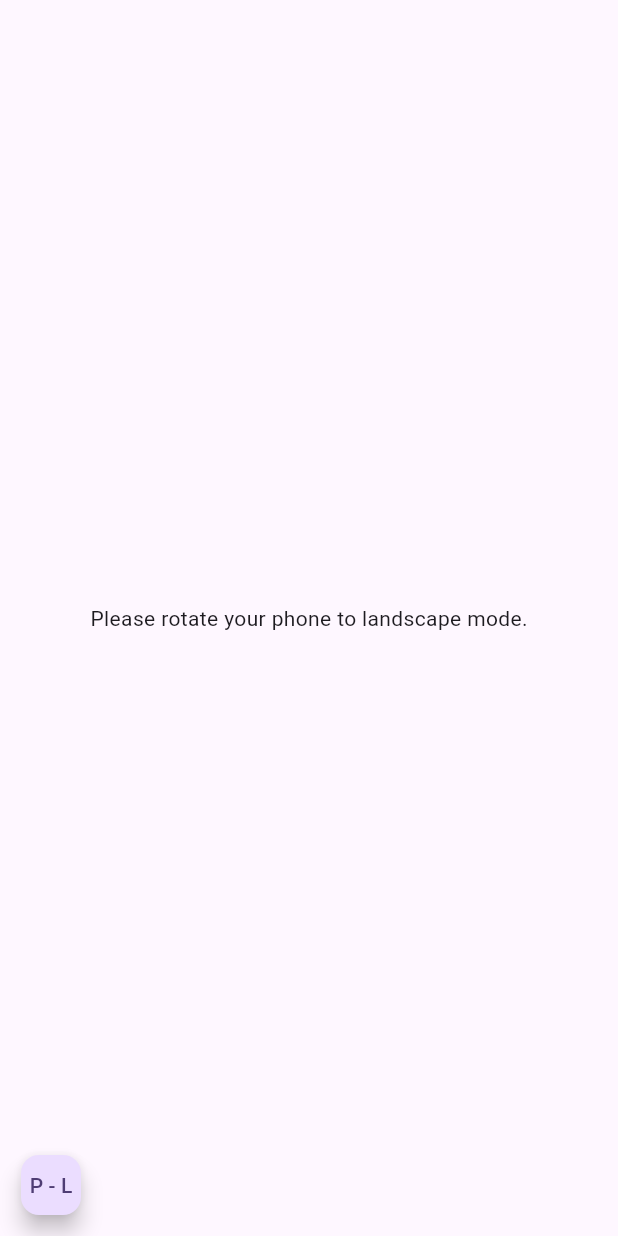
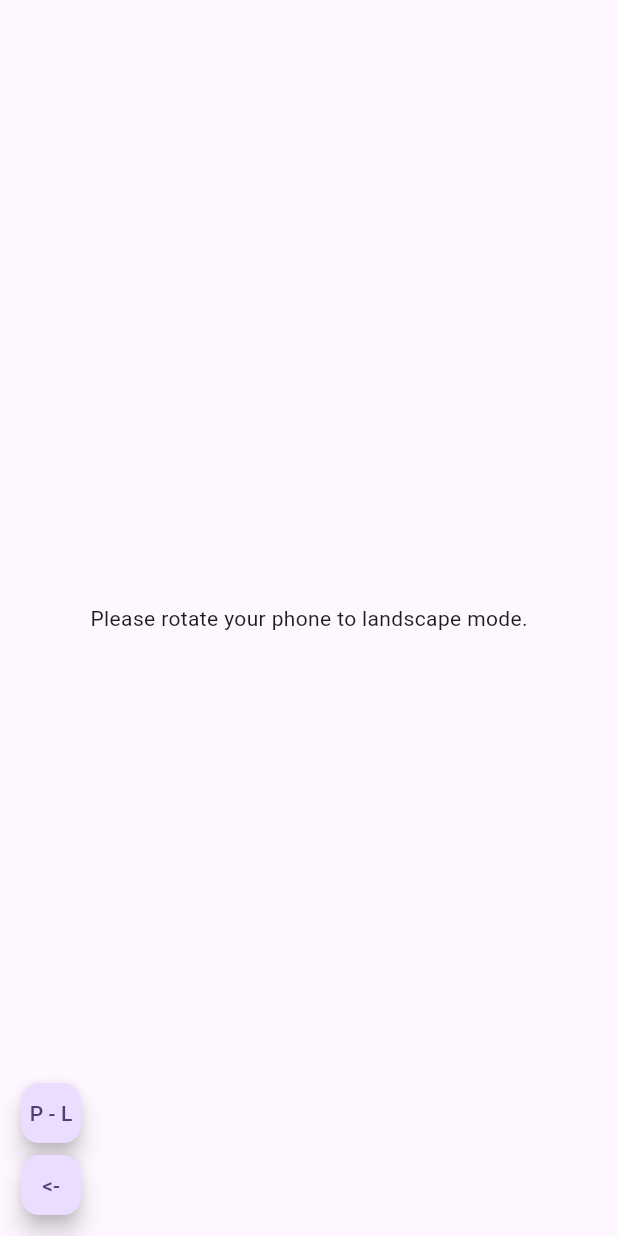
Before and after one commit to millanee/Better-Keyboard, a Flutter app: the PortraitTypingScreen screen opened directly, on a phone screen of 412 x 824 dp. Run offline on Flutter 3.47's test engine with Material 3 defaults, Android fonts, the phone set to English and light mode, and no system bars.

Commit message:
feat: switch between left and right aligned keyboard in portrait mode

```diff
--- a/mc_keyboard/lib/portrait_keyboard.dart
+++ b/mc_keyboard/lib/portrait_keyboard.dart
@@ -16,6 +16,7 @@ class _PortraitTypingScreenState extends State<PortraitTypingScreen> {
 
   bool isShiftActive = false; // shift key state
   bool isFirstKeyPressed = true;
+  bool isLeft = false;
 
   bool disableKeys = false;
   bool enableBackspaceOnly = false;
@@ -123,6 +124,110 @@ class _PortraitTypingScreenState extends State<PortraitTypingScreen> {
       });
     }
 
+    if (isLeft) {
+      return Scaffold(
+        body: Stack(
+          children: [
+            isLandscape
+                ? Row(
+                  children: [
+                    Expanded(
+                      flex:
+                          (MediaQuery.sizeOf(context).height * 3 / 11).floor(),
+                      child: buildKeyboard(isLeft),
+                    ),
+                    const VerticalDivider(width: 1, color: Colors.purple),
+                    // Left Side: Text Input
+                    Expanded(
+                      flex:
+                          (MediaQuery.sizeOf(context).height * 9 / 11).floor(),
+                      child: Padding(
+                        padding: const EdgeInsets.only(
+                          bottom: 16.0,
+                          top: 30.0,
+                          left: 16.0,
+                          right: 16.0,
+                        ),
+
+                        child: Column(
+                          crossAxisAlignment: CrossAxisAlignment.start,
+                          children: [
+                            Text(
+                              templateText,
+                              style: const TextStyle(
+                                fontSize: 20,
+                                fontWeight: FontWeight.w600,
+                              ),
+                            ),
+
+                            const SizedBox(height: 20),
+                            const Divider(color: Colors.purple),
+                            const SizedBox(height: 10),
+
+                            Expanded(
+                              flex: 2,
+                              child: Container(
+                                child: Align(
+                                  alignment: Alignment.topLeft,
+                                  child: SingleChildScrollView(
+                                    reverse: true,
+                                    padding: EdgeInsets.all(4.0),
+                                    child: Text(
+                                      typedText,
+                                      style: TextStyle(
+                                        fontSize: 20,
+                                        color: Colors.grey[700],
+                                      ),
+                                    ),
+                                  ),
+                                ),
+                              ),
+                            ),
+                          ],
+                        ),
+                      ),
+                    ),
+
+                    // Right Side: Keyboard
+                  ],
+                )
+                : const Center(
+                  child: Text("Please rotate your phone to landscape mode."),
+                ),
+
+            Positioned(
+              right: 10,
+              bottom: 10,
+              child: Column(
+                children: [
+                  FloatingActionButton(
+                    mini: true,
+                    onPressed: () {
+                      Navigator.push(
+                        context,
+                        MaterialPageRoute(
+                          builder: (context) => const LandscapeTypingScreen(),
+                        ),
+                      );
+                    },
+                    child: const Text("P - L"),
+                  ),
+                  FloatingActionButton(
+                    mini: true,
+                    onPressed: () {
+                      setState(() {
+                        isLeft = !isLeft;
+                      });
+                    },
+                    child: const Text("->"),
+                  ),
+                ],
+              ),
+            ),
+          ],
+        ),
+      );
+    } else {
       return Scaffold(
         body: Stack(
           children: [
@@ -131,7 +236,8 @@ class _PortraitTypingScreenState extends State<PortraitTypingScreen> {
                   children: [
                     // Left Side: Text Input
                     Expanded(
-                    flex: (MediaQuery.sizeOf(context).height * 9 / 11).floor(),
+                      flex:
+                          (MediaQuery.sizeOf(context).height * 9 / 11).floor(),
                       child: Padding(
                         padding: const EdgeInsets.only(
                           bottom: 16.0,
@@ -183,8 +289,9 @@ class _PortraitTypingScreenState extends State<PortraitTypingScreen> {
 
                     // Right Side: Keyboard
                     Expanded(
-                    flex: (MediaQuery.sizeOf(context).height * 3 / 11).floor(),
-                    child: buildKeyboard(),
+                      flex:
+                          (MediaQuery.sizeOf(context).height * 3 / 11).floor(),
+                      child: buildKeyboard(isLeft),
                     ),
                   ],
                 )
@@ -195,7 +302,9 @@ class _PortraitTypingScreenState extends State<PortraitTypingScreen> {
             Positioned(
               left: 10,
               bottom: 10,
-            child: FloatingActionButton(
+              child: Column(
+                children: [
+                  FloatingActionButton(
                     mini: true,
                     onPressed: () {
                       Navigator.push(
@@ -207,13 +316,25 @@ class _PortraitTypingScreenState extends State<PortraitTypingScreen> {
                     },
                     child: const Text("P - L"),
                   ),
+                  FloatingActionButton(
+                    mini: true,
+                    onPressed: () {
+                      setState(() {
+                        isLeft = !isLeft;
+                      });
+                    },
+                    child: const Text("<-"),
+                  ),
+                ],
+              ),
             ),
           ],
         ),
       );
     }
+  }
 
-  Widget buildKeyboard() {
+  Widget buildKeyboard(isLeft) {
     // const keys = [
     //   ['q', 'w', 'e', 'r', 't', 'y', 'u', 'i', 'o', 'p'],
     //   ['a', 's', 'd', 'f', 'g', 'h', 'j', 'k', 'l'],
@@ -221,12 +342,21 @@ class _PortraitTypingScreenState extends State<PortraitTypingScreen> {
     //   ['⇧', ',', ' ', '.', '⌫'],
     // ];
 
-    const columns = [
+    var columns = [
       ['p', 'o', 'i', 'u', 'y', 't', 'r', 'e', 'w', 'q'],
       ['l', 'k', 'j', 'h', 'g', 'f', 'd', 's', 'a'],
       ['⌫', 'm', 'n', 'b', 'v', 'c', 'x', 'z', '⇧'],
       ['.', ' ', ','],
     ];
+
+    if (isLeft) {
+      columns = [
+        ['.', ' ', ','],
+        ['⌫', 'm', 'n', 'b', 'v', 'c', 'x', 'z', '⇧'],
+        ['l', 'k', 'j', 'h', 'g', 'f', 'd', 's', 'a'],
+        ['p', 'o', 'i', 'u', 'y', 't', 'r', 'e', 'w', 'q'],
+      ];
+    }
 
     return LayoutBuilder(
       builder: (context, constraints) {
```
Lines whose indentation alone changed are shown as unchanged.
